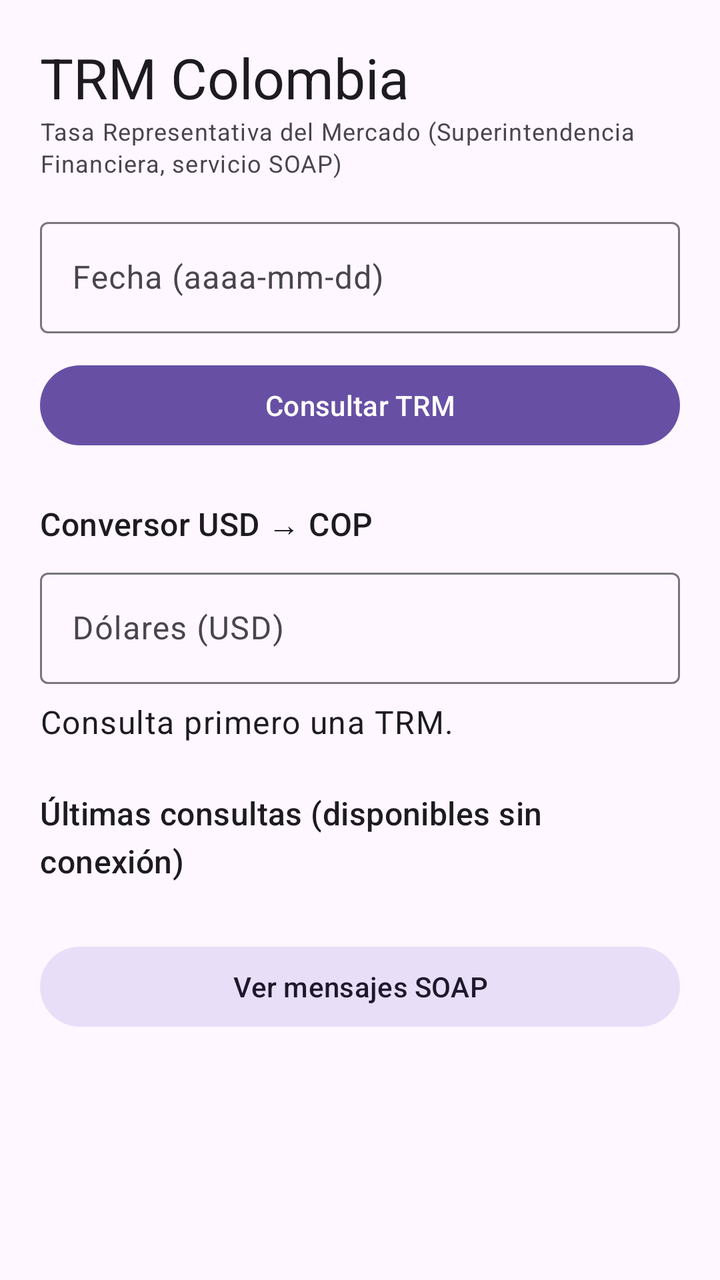
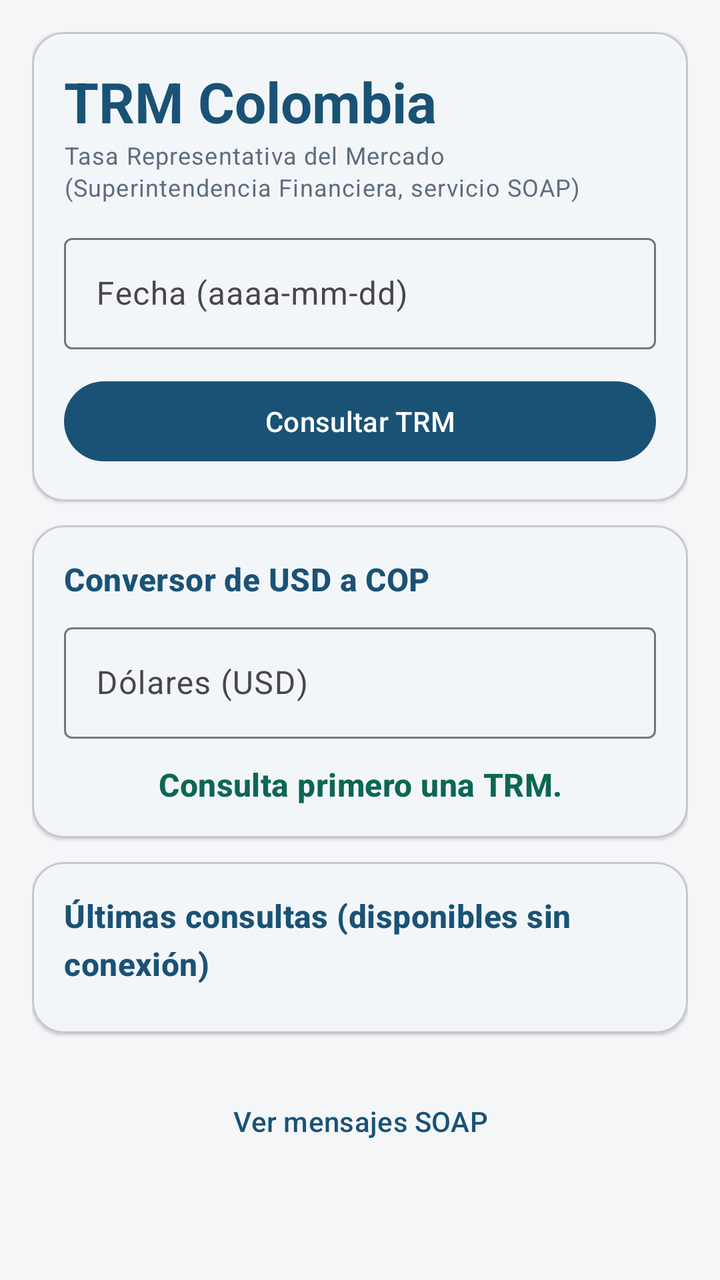

The first picture is an Android layout as it rendered before a commit; the second is the same layout after the commit. The layout source and the unified diff follow.
<!-- AndroidManifest.xml: application theme Theme.TrmColombia -->
<!-- res/layout/activity_main.xml -->
<?xml version="1.0" encoding="utf-8"?>
<ScrollView xmlns:android="http://schemas.android.com/apk/res/android"
    xmlns:app="http://schemas.android.com/apk/res-auto"
    android:layout_width="match_parent"
    android:layout_height="match_parent"
    android:fillViewport="true">

    <LinearLayout
        android:layout_width="match_parent"
        android:layout_height="wrap_content"
        android:orientation="vertical"
        android:padding="20dp">

        <TextView
            android:layout_width="wrap_content"
            android:layout_height="wrap_content"
            android:text="@string/app_name"
            android:textAppearance="?attr/textAppearanceHeadlineMedium" />

        <TextView
            android:layout_width="wrap_content"
            android:layout_height="wrap_content"
            android:layout_marginBottom="16dp"
            android:text="@string/subtitle"
            android:textAppearance="?attr/textAppearanceBodySmall" />

        <com.google.android.material.textfield.TextInputLayout
            style="@style/Widget.Material3.TextInputLayout.OutlinedBox"
            android:layout_width="match_parent"
            android:layout_height="wrap_content"
            android:hint="@string/date_label">

            <com.google.android.material.textfield.TextInputEditText
                android:id="@+id/etDate"
                android:layout_width="match_parent"
                android:layout_height="wrap_content"
                android:clickable="true"
                android:cursorVisible="false"
                android:focusable="false"
                android:inputType="none" />
        </com.google.android.material.textfield.TextInputLayout>

        <Button
            android:id="@+id/btnQuery"
            android:layout_width="match_parent"
            android:layout_height="wrap_content"
            android:layout_marginTop="12dp"
            android:text="@string/query_button" />

        <ProgressBar
            android:id="@+id/progress"
            android:layout_width="wrap_content"
            android:layout_height="wrap_content"
            android:layout_gravity="center_horizontal"
            android:layout_marginTop="12dp"
            android:visibility="gone" />

        <TextView
            android:id="@+id/tvError"
            android:layout_width="match_parent"
            android:layout_height="wrap_content"
            android:layout_marginTop="12dp"
            android:textColor="?attr/colorError"
            android:visibility="gone" />

        <com.google.android.material.card.MaterialCardView
            android:id="@+id/cardResult"
            android:layout_width="match_parent"
            android:layout_height="wrap_content"
            android:layout_marginTop="16dp"
            android:visibility="gone">

            <LinearLayout
                android:layout_width="match_parent"
                android:layout_height="wrap_content"
                android:orientation="vertical"
                android:padding="16dp">

                <TextView
                    android:id="@+id/tvTrmValue"
                    android:layout_width="wrap_content"
                    android:layout_height="wrap_content"
                    android:textAppearance="?attr/textAppearanceDisplaySmall" />

                <TextView
                    android:id="@+id/tvTrmDetail"
                    android:layout_width="wrap_content"
                    android:layout_height="wrap_content"
                    android:layout_marginTop="8dp"
                    android:textAppearance="?attr/textAppearanceBodyMedium" />
            </LinearLayout>
        </com.google.android.material.card.MaterialCardView>

        <TextView
            android:layout_width="wrap_content"
            android:layout_height="wrap_content"
            android:layout_marginTop="24dp"
            android:text="@string/converter_title"
            android:textAppearance="?attr/textAppearanceTitleMedium" />

        <com.google.android.material.textfield.TextInputLayout
            style="@style/Widget.Material3.TextInputLayout.OutlinedBox"
            android:layout_width="match_parent"
            android:layout_height="wrap_content"
            android:layout_marginTop="8dp"
            android:hint="@string/usd_label">

            <com.google.android.material.textfield.TextInputEditText
                android:id="@+id/etUsd"
                android:layout_width="match_parent"
                android:layout_height="wrap_content"
                android:inputType="numberDecimal" />
        </com.google.android.material.textfield.TextInputLayout>

        <TextView
            android:id="@+id/tvConversion"
            android:layout_width="wrap_content"
            android:layout_height="wrap_content"
            android:layout_marginTop="8dp"
            android:text="@string/conversion_need_trm"
            android:textAppearance="?attr/textAppearanceBodyLarge" />

        <TextView
            android:layout_width="wrap_content"
            android:layout_height="wrap_content"
            android:layout_marginTop="24dp"
            android:text="@string/history_title"
            android:textAppearance="?attr/textAppearanceTitleMedium" />

        <LinearLayout
            android:id="@+id/historyContainer"
            android:layout_width="match_parent"
            android:layout_height="wrap_content"
            android:layout_marginTop="4dp"
            android:orientation="vertical" />

        <Button
            android:id="@+id/btnToggleSoap"
            style="@style/Widget.Material3.Button.TonalButton"
            android:layout_width="match_parent"
            android:layout_height="wrap_content"
            android:layout_marginTop="24dp"
            android:text="@string/soap_show" />

        <TextView
            android:id="@+id/tvSoapLog"
            android:layout_width="match_parent"
            android:layout_height="wrap_content"
            android:layout_marginTop="8dp"
            android:fontFamily="monospace"
            android:text="@string/soap_empty"
            android:textIsSelectable="true"
            android:textSize="11sp"
            android:visibility="gone" />
    </LinearLayout>
</ScrollView>
<!-- resources referenced by this layout -->
<resources>
  <string name="app_name">TRM Colombia</string>
  <string name="conversion_need_trm">Consulta primero una TRM.</string>
  <string name="converter_title">Conversor USD → COP</string>
  <string name="date_label">Fecha (aaaa-mm-dd)</string>
  <string name="history_title">Últimas consultas (disponibles sin conexión)</string>
  <string name="query_button">Consultar TRM</string>
  <string name="soap_empty">Aún no se ha enviado ninguna solicitud.</string>
  <string name="soap_show">Ver mensajes SOAP</string>
  <string name="subtitle">Tasa Representativa del Mercado (Superintendencia Financiera, servicio SOAP)</string>
  <string name="usd_label">Dólares (USD)</string>
  <style name="Theme.TrmColombia" parent="Theme.Material3.DayNight.NoActionBar" />
</resources>

<!-- the commit's change to res/layout/activity_main.xml (unified diff, before → after) -->
@@ -3,154 +3,226 @@
     xmlns:app="http://schemas.android.com/apk/res-auto"
     android:layout_width="match_parent"
     android:layout_height="match_parent"
-    android:fillViewport="true">
+    android:fillViewport="true"
+    android:background="?attr/android:colorBackground">
 
     <LinearLayout
         android:layout_width="match_parent"
         android:layout_height="wrap_content"
         android:orientation="vertical"
-        android:padding="20dp">
-
-        <TextView
-            android:layout_width="wrap_content"
-            android:layout_height="wrap_content"
-            android:text="@string/app_name"
-            android:textAppearance="?attr/textAppearanceHeadlineMedium" />
-
-        <TextView
-            android:layout_width="wrap_content"
-            android:layout_height="wrap_content"
-            android:layout_marginBottom="16dp"
-            android:text="@string/subtitle"
-            android:textAppearance="?attr/textAppearanceBodySmall" />
-
-        <com.google.android.material.textfield.TextInputLayout
-            style="@style/Widget.Material3.TextInputLayout.OutlinedBox"
-            android:layout_width="match_parent"
-            android:layout_height="wrap_content"
-            android:hint="@string/date_label">
-
-            <com.google.android.material.textfield.TextInputEditText
-                android:id="@+id/etDate"
-                android:layout_width="match_parent"
-                android:layout_height="wrap_content"
-                android:clickable="true"
-                android:cursorVisible="false"
-                android:focusable="false"
-                android:inputType="none" />
-        </com.google.android.material.textfield.TextInputLayout>
-
-        <Button
-            android:id="@+id/btnQuery"
-            android:layout_width="match_parent"
-            android:layout_height="wrap_content"
-            android:layout_marginTop="12dp"
-            android:text="@string/query_button" />
-
-        <ProgressBar
-            android:id="@+id/progress"
-            android:layout_width="wrap_content"
-            android:layout_height="wrap_content"
-            android:layout_gravity="center_horizontal"
-            android:layout_marginTop="12dp"
-            android:visibility="gone" />
-
-        <TextView
-            android:id="@+id/tvError"
-            android:layout_width="match_parent"
-            android:layout_height="wrap_content"
-            android:layout_marginTop="12dp"
-            android:textColor="?attr/colorError"
-            android:visibility="gone" />
-
+        android:padding="@dimen/screen_padding">
+
+        
+        <com.google.android.material.card.MaterialCardView
+            android:layout_width="match_parent"
+            android:layout_height="wrap_content"
+            android:layout_marginBottom="@dimen/card_margin_bottom"
+            app:cardBackgroundColor="?attr/colorSurface"
+            app:cardElevation="@dimen/card_elevation"
+            app:cardCornerRadius="@dimen/corner_radius">
+
+            <LinearLayout
+                android:layout_width="match_parent"
+                android:layout_height="wrap_content"
+                android:orientation="vertical"
+                android:padding="@dimen/card_padding">
+
+                <TextView
+                    android:layout_width="wrap_content"
+                    android:layout_height="wrap_content"
+                    android:text="@string/app_name"
+                    android:textColor="?attr/colorPrimary"
+                    android:textAppearance="?attr/textAppearanceHeadlineMedium"
+                    android:textStyle="bold" />
+
+                <TextView
+                    android:layout_width="wrap_content"
+                    android:layout_height="wrap_content"
+                    android:layout_marginBottom="@dimen/spacing_medium"
+                    android:text="@string/subtitle"
+                    android:textColor="@color/text_secondary"
+                    android:textAppearance="?attr/textAppearanceBodySmall" />
+
+                <com.google.android.material.textfield.TextInputLayout
+                    style="@style/Widget.Material3.TextInputLayout.OutlinedBox"
+                    android:layout_width="match_parent"
+                    android:layout_height="wrap_content"
+                    android:hint="@string/date_label">
+
+                    <com.google.android.material.textfield.TextInputEditText
+                        android:id="@+id/etDate"
+                        android:layout_width="match_parent"
+                        android:layout_height="wrap_content"
+                        android:clickable="true"
+                        android:cursorVisible="false"
+                        android:focusable="false"
+                        android:inputType="none" />
+                </com.google.android.material.textfield.TextInputLayout>
+
+                <Button
+                    android:id="@+id/btnQuery"
+                    android:layout_width="match_parent"
+                    android:layout_height="wrap_content"
+                    android:layout_marginTop="@dimen/spacing_medium"
+                    android:text="@string/query_button" />
+
+                <ProgressBar
+                    android:id="@+id/progress"
+                    android:layout_width="wrap_content"
+                    android:layout_height="wrap_content"
+                    android:layout_gravity="center_horizontal"
+                    android:layout_marginTop="@dimen/spacing_small"
+                    android:visibility="gone" />
+
+                <TextView
+                    android:id="@+id/tvError"
+                    android:layout_width="match_parent"
+                    android:layout_height="wrap_content"
+                    android:layout_marginTop="@dimen/spacing_small"
+                    android:textColor="?attr/colorError"
+                    android:textStyle="bold"
+                    android:visibility="gone" />
+            </LinearLayout>
+        </com.google.android.material.card.MaterialCardView>
+
+        
         <com.google.android.material.card.MaterialCardView
             android:id="@+id/cardResult"
             android:layout_width="match_parent"
             android:layout_height="wrap_content"
-            android:layout_marginTop="16dp"
+            android:layout_marginBottom="@dimen/card_margin_bottom"
+            app:cardBackgroundColor="?attr/colorPrimaryContainer"
+            app:cardElevation="@dimen/card_elevation"
+            app:cardCornerRadius="@dimen/corner_radius"
             android:visibility="gone">
 
             <LinearLayout
                 android:layout_width="match_parent"
                 android:layout_height="wrap_content"
                 android:orientation="vertical"
-                android:padding="16dp">
+                android:padding="@dimen/card_padding">
 
                 <TextView
                     android:id="@+id/tvTrmValue"
                     android:layout_width="wrap_content"
                     android:layout_height="wrap_content"
+                    android:textColor="?attr/colorOnPrimaryContainer"
+                    android:textStyle="bold"
                     android:textAppearance="?attr/textAppearanceDisplaySmall" />
 
                 <TextView
                     android:id="@+id/tvTrmDetail"
                     android:layout_width="wrap_content"
                     android:layout_height="wrap_content"
-                    android:layout_marginTop="8dp"
+                    android:layout_marginTop="@dimen/spacing_small"
+                    android:textColor="?attr/colorOnPrimaryContainer"
                     android:textAppearance="?attr/textAppearanceBodyMedium" />
             </LinearLayout>
         </com.google.android.material.card.MaterialCardView>
 
-        <TextView
-            android:layout_width="wrap_content"
-            android:layout_height="wrap_content"
-            android:layout_marginTop="24dp"
-            android:text="@string/converter_title"
-            android:textAppearance="?attr/textAppearanceTitleMedium" />
-
-        <com.google.android.material.textfield.TextInputLayout
-            style="@style/Widget.Material3.TextInputLayout.OutlinedBox"
-            android:layout_width="match_parent"
-            android:layout_height="wrap_content"
-            android:layout_marginTop="8dp"
-            android:hint="@string/usd_label">
-
-            <com.google.android.material.textfield.TextInputEditText
-                android:id="@+id/etUsd"
-                android:layout_width="match_parent"
-                android:layout_height="wrap_content"
-                android:inputType="numberDecimal" />
-        </com.google.android.material.textfield.TextInputLayout>
-
-        <TextView
-            android:id="@+id/tvConversion"
-            android:layout_width="wrap_content"
-            android:layout_height="wrap_content"
-            android:layout_marginTop="8dp"
-            android:text="@string/conversion_need_trm"
-            android:textAppearance="?attr/textAppearanceBodyLarge" />
-
-        <TextView
-            android:layout_width="wrap_content"
-            android:layout_height="wrap_content"
-            android:layout_marginTop="24dp"
-            android:text="@string/history_title"
-            android:textAppearance="?attr/textAppearanceTitleMedium" />
-
-        <LinearLayout
-            android:id="@+id/historyContainer"
-            android:layout_width="match_parent"
-            android:layout_height="wrap_content"
-            android:layout_marginTop="4dp"
-            android:orientation="vertical" />
-
+        
+        <com.google.android.material.card.MaterialCardView
+            android:layout_width="match_parent"
+            android:layout_height="wrap_content"
+            android:layout_marginBottom="@dimen/card_margin_bottom"
+            app:cardBackgroundColor="?attr/colorSurface"
+            app:cardElevation="@dimen/card_elevation"
+            app:cardCornerRadius="@dimen/corner_radius">
+
+            <LinearLayout
+                android:layout_width="match_parent"
+                android:layout_height="wrap_content"
+                android:orientation="vertical"
+                android:padding="@dimen/card_padding">
+
+                <TextView
+                    android:layout_width="wrap_content"
+                    android:layout_height="wrap_content"
+                    android:text="@string/converter_title"
+                    android:textColor="?attr/colorPrimary"
+                    android:textAppearance="?attr/textAppearanceTitleMedium"
+                    android:textStyle="bold" />
+
+                <com.google.android.material.textfield.TextInputLayout
+                    style="@style/Widget.Material3.TextInputLayout.OutlinedBox"
+                    android:layout_width="match_parent"
+                    android:layout_height="wrap_content"
+                    android:layout_marginTop="@dimen/spacing_small"
+                    android:hint="@string/usd_label">
+
+                    <com.google.android.material.textfield.TextInputEditText
+                        android:id="@+id/etUsd"
+                        android:layout_width="match_parent"
+                        android:layout_height="wrap_content"
+                        android:inputType="numberDecimal" />
+                </com.google.android.material.textfield.TextInputLayout>
+
+                <TextView
+                    android:id="@+id/tvConversion"
+                    android:layout_width="match_parent"
+                    android:layout_height="wrap_content"
+                    android:layout_marginTop="@dimen/spacing_medium"
+                    android:text="@string/conversion_need_trm"
+                    android:textColor="?attr/colorSecondary"
+                    android:textAppearance="?attr/textAppearanceTitleMedium"
+                    android:textStyle="bold"
+                    android:gravity="center" />
+            </LinearLayout>
+        </com.google.android.material.card.MaterialCardView>
+
+        
+        <com.google.android.material.card.MaterialCardView
+            android:layout_width="match_parent"
+            android:layout_height="wrap_content"
+            android:layout_marginBottom="@dimen/card_margin_bottom"
+            app:cardBackgroundColor="?attr/colorSurface"
+            app:cardElevation="@dimen/card_elevation"
+            app:cardCornerRadius="@dimen/corner_radius">
+
+            <LinearLayout
+                android:layout_width="match_parent"
+                android:layout_height="wrap_content"
+                android:orientation="vertical"
+                android:padding="@dimen/card_padding">
+
+                <TextView
+                    android:layout_width="wrap_content"
+                    android:layout_height="wrap_content"
+                    android:text="@string/history_title"
+                    android:textColor="?attr/colorPrimary"
+                    android:textAppearance="?attr/textAppearanceTitleMedium"
+                    android:textStyle="bold" />
+
+                <LinearLayout
+                    android:id="@+id/historyContainer"
+                    android:layout_width="match_parent"
+                    android:layout_height="wrap_content"
+                    android:layout_marginTop="@dimen/spacing_small"
+                    android:orientation="vertical" />
+            </LinearLayout>
+        </com.google.android.material.card.MaterialCardView>
+
+        
         <Button
             android:id="@+id/btnToggleSoap"
-            style="@style/Widget.Material3.Button.TonalButton"
-            android:layout_width="match_parent"
-            android:layout_height="wrap_content"
-            android:layout_marginTop="24dp"
+            style="@style/Widget.Material3.Button.TextButton"
+            android:layout_width="match_parent"
+            android:layout_height="wrap_content"
+            android:layout_marginTop="@dimen/spacing_small"
             android:text="@string/soap_show" />
 
         <TextView
             android:id="@+id/tvSoapLog"
             android:layout_width="match_parent"
             android:layout_height="wrap_content"
-            android:layout_marginTop="8dp"
+            android:layout_marginTop="@dimen/spacing_small"
+            android:background="#1E1E1E"
+            android:textColor="#D4D4D4"
+            android:padding="@dimen/spacing_small"
             android:fontFamily="monospace"
             android:text="@string/soap_empty"
             android:textIsSelectable="true"
-            android:textSize="11sp"
+            android:textSize="12sp"
             android:visibility="gone" />
     </LinearLayout>
 </ScrollView>
<!-- resource entries referenced after the edit -->
@@ -1,8 +1,16 @@
 <!-- resources referenced by this layout -->
 <resources>
+  <color name="text_secondary">#5D6D7E</color>
+  <dimen name="card_elevation">1dp</dimen>
+  <dimen name="card_margin_bottom">12dp</dimen>
+  <dimen name="card_padding">16dp</dimen>
+  <dimen name="corner_radius">16dp</dimen>
+  <dimen name="screen_padding">16dp</dimen>
+  <dimen name="spacing_medium">12dp</dimen>
+  <dimen name="spacing_small">8dp</dimen>
   <string name="app_name">TRM Colombia</string>
   <string name="conversion_need_trm">Consulta primero una TRM.</string>
-  <string name="converter_title">Conversor USD → COP</string>
+  <string name="converter_title">Conversor de USD a COP</string>
   <string name="date_label">Fecha (aaaa-mm-dd)</string>
   <string name="history_title">Últimas consultas (disponibles sin conexión)</string>
   <string name="query_button">Consultar TRM</string>
@@ -10,6 +18,27 @@
   <string name="soap_show">Ver mensajes SOAP</string>
   <string name="subtitle">Tasa Representativa del Mercado (Superintendencia Financiera, servicio SOAP)</string>
   <string name="usd_label">Dólares (USD)</string>
-  <style name="Theme.TrmColombia" parent="Theme.Material3.DayNight.NoActionBar" />
+  <style name="Theme.TrmColombia" parent="Theme.Material3.Light.NoActionBar">
+          <item name="colorPrimary">@color/md_theme_primary</item>
+          <item name="colorOnPrimary">@color/md_theme_onPrimary</item>
+          <item name="colorPrimaryContainer">@color/md_theme_primaryContainer</item>
+          <item name="colorOnPrimaryContainer">@color/md_theme_onPrimaryContainer</item>
+          <item name="colorSecondary">@color/md_theme_secondary</item>
+          <item name="colorOnSecondary">@color/md_theme_onSecondary</item>
+          <item name="android:colorBackground">@color/md_theme_background</item>
+          <item name="colorSurface">@color/md_theme_surface</item>
+          <item name="colorError">@color/md_theme_error</item>
+          <item name="colorOnError">@color/md_theme_onError</item>
+      </style>
+  <color name="md_theme_primary">#1A5276</color>
+  <color name="md_theme_onPrimary">#FFFFFF</color>
+  <color name="md_theme_primaryContainer">#1A5276</color>
+  <color name="md_theme_onPrimaryContainer">#FFFFFF</color>
+  <color name="md_theme_secondary">#0E6655</color>
+  <color name="md_theme_onSecondary">#FFFFFF</color>
+  <color name="md_theme_background">#F4F6F8</color>
+  <color name="md_theme_surface">#FFFFFF</color>
+  <color name="md_theme_error">#B03A2E</color>
+  <color name="md_theme_onError">#FFFFFF</color>
 </resources>
 
